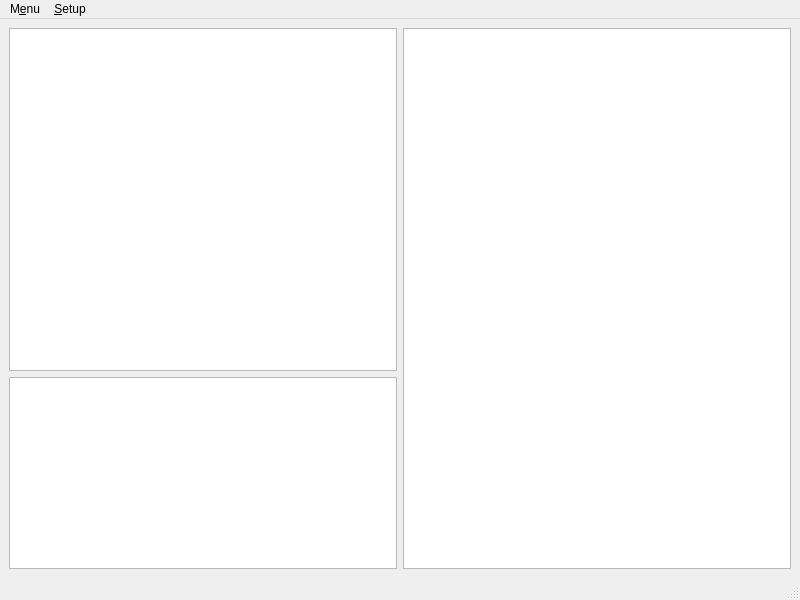
Above: MessengerClientDialog/clientwnd.ui from shipaz2s/shipaz before the change. Below: the same form after it.
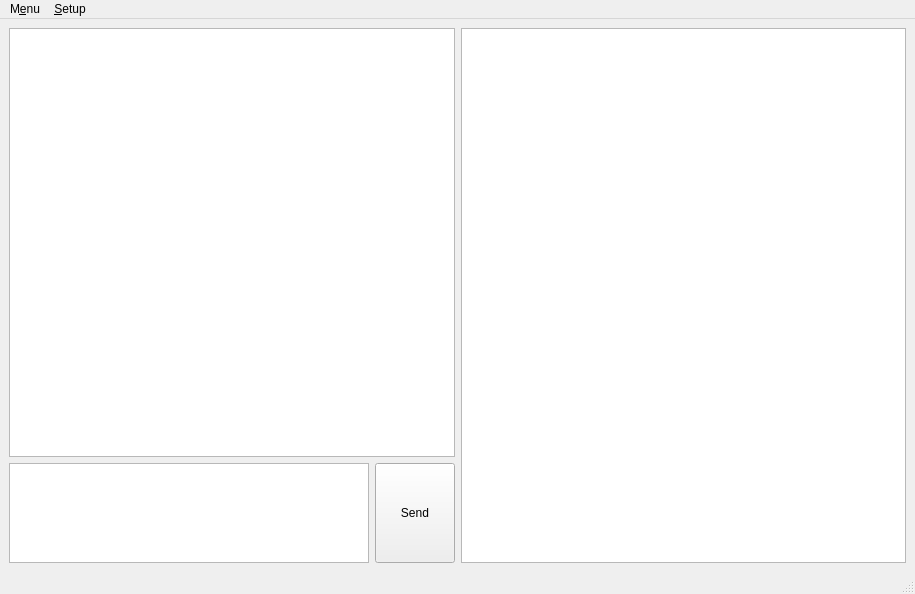
That is the form after the change.

```diff
--- a/MessengerClientDialog/clientwnd.ui
+++ b/MessengerClientDialog/clientwnd.ui
@@ -6,15 +6,15 @@
    <rect>
     <x>0</x>
     <y>0</y>
-    <width>800</width>
-    <height>600</height>
+    <width>915</width>
+    <height>594</height>
    </rect>
   </property>
   <property name="windowTitle">
    <string>MainWindow</string>
   </property>
   <widget class="QWidget" name="centralwidget">
-   <layout class="QHBoxLayout" name="horizontalLayout">
+   <layout class="QHBoxLayout" name="horizontalLayout_4">
     <item>
      <layout class="QVBoxLayout" name="verticalLayout">
       <item>
@@ -31,6 +31,8 @@
        </widget>
       </item>
       <item>
+       <layout class="QHBoxLayout" name="horizontalLayout">
+        <item>
        <widget class="QTextEdit" name="msgEdit">
         <property name="sizePolicy">
          <sizepolicy hsizetype="Expanding" vsizetype="Maximum">
@@ -59,6 +61,27 @@
         </property>
        </widget>
       </item>
+        <item>
+         <widget class="QPushButton" name="sendButton">
+          <property name="sizePolicy">
+           <sizepolicy hsizetype="Minimum" vsizetype="Minimum">
+            <horstretch>0</horstretch>
+            <verstretch>0</verstretch>
+           </sizepolicy>
+          </property>
+          <property name="maximumSize">
+           <size>
+            <width>16777215</width>
+            <height>100</height>
+           </size>
+          </property>
+          <property name="text">
+           <string>Send</string>
+          </property>
+         </widget>
+        </item>
+       </layout>
+      </item>
      </layout>
     </item>
     <item>
@@ -71,7 +94,7 @@
     <rect>
      <x>0</x>
      <y>0</y>
-     <width>800</width>
+     <width>915</width>
      <height>22</height>
     </rect>
    </property>
```
Lines whose indentation alone changed are shown as unchanged.
